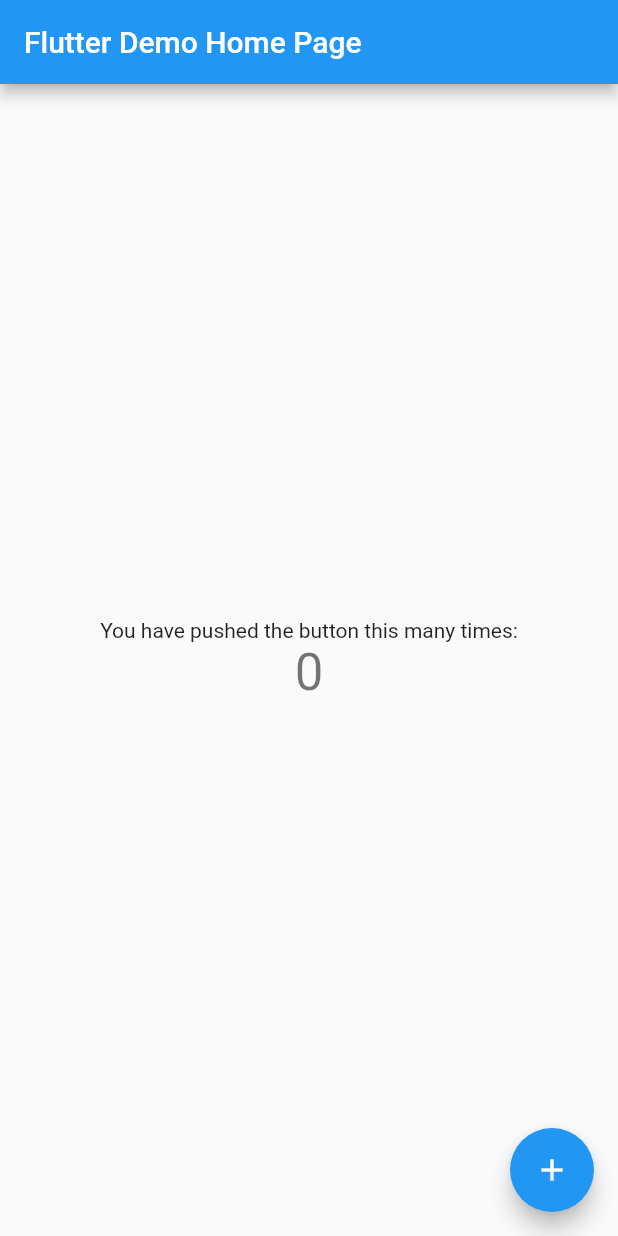
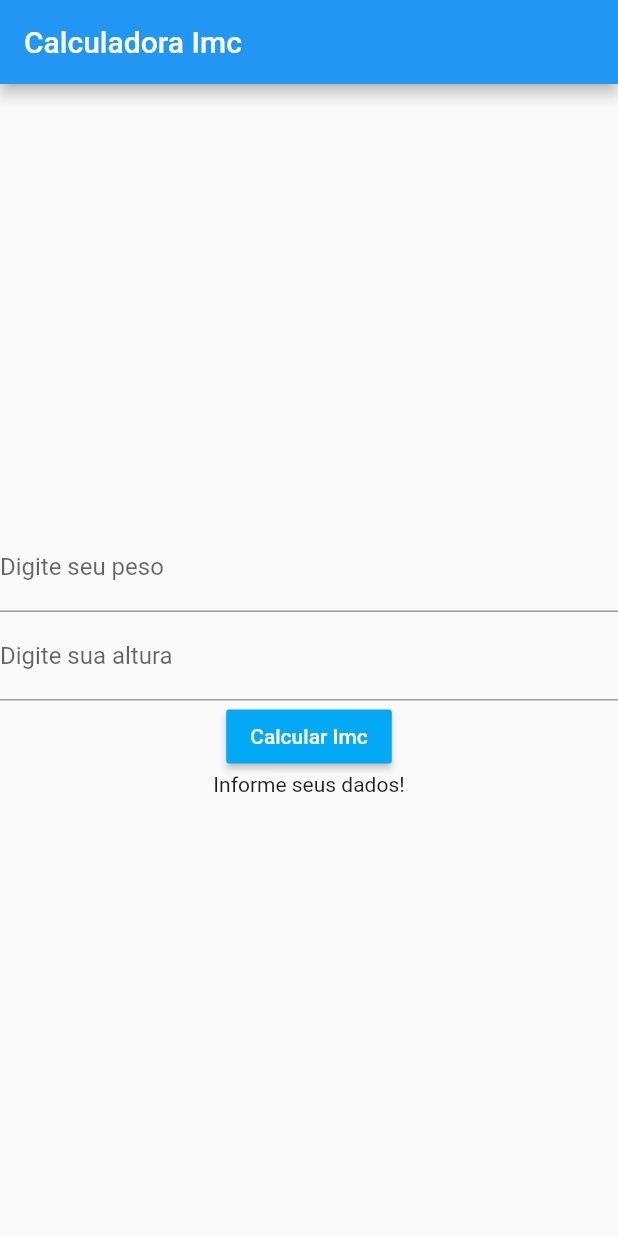
Before and after one commit to evsantos96/FlutterCalculadoraImc, a Flutter app: the screen it shows after launch, on a phone screen of 412 x 824 dp. Run offline on Flutter 3.47's test engine with Material 2 defaults, Android fonts, the phone set to English and light mode, and no system bars.

Commit message:
#Update main.dart

```diff
--- a/flutter_imc/lib/main.dart
+++ b/flutter_imc/lib/main.dart
@@ -1,111 +1,95 @@
 import 'package:flutter/material.dart';
 
-void main() => runApp(MyApp());
+void main() => runApp(Home());
 
-class MyApp extends StatelessWidget {
-  // This widget is the root of your application.
+
+class Home extends StatefulWidget {
+  @override
+  _HomeState createState() => _HomeState();
+}
+
+class _HomeState extends State<Home> {
+  TextEditingController pesoController = TextEditingController();
+  TextEditingController alturaController = TextEditingController();
+  String _descr = 'Informe seus dados!';
+void _calcular() {
+    setState(() {
+      double peso = double.parse(pesoController.text.replaceAll(',', '.'));
+      double altura = double.parse(
+              alturaController.text.replaceAll('.', '').replaceAll(',', '')) /
+          100;
+      double imc = peso / (altura * altura);
+
+      if (imc < 16.0) {
+        _descr = "Magreza Grave IMC: (${imc.toStringAsPrecision(3)})";
+      } else if (imc >= 16.0 && imc < 17.0) {
+        _descr = "Magreza Moderada IMC: (${imc.toStringAsPrecision(3)})";
+      } else if (imc >= 17.0 && imc < 18.5) {
+        _descr = "Magreza Leve IMC: (${imc.toStringAsPrecision(3)})";
+      } else if (imc >= 18.5 && imc < 25.0) {
+        _descr = "Saudável IMC: (${imc.toStringAsPrecision(3)})";
+      } else if (imc >= 25.0 && imc < 30.0) {
+        _descr = "Sobrepeso IMC: (${imc.toStringAsPrecision(3)})";
+      } else if (imc >= 30.0 && imc < 35.0) {
+        _descr = "Obesidade IMC: (${imc.toStringAsPrecision(3)})";
+      } else if (imc >= 35.0 && imc < 40.0) {
+        _descr = "Obesidade Severa IMC: (${imc.toStringAsPrecision(3)})";
+      } else if (imc >= 40.0) {
+        _descr = "Obesidade Mórbida IMC: (${imc.toStringAsPrecision(3)})";
+      }
+    });
+  }
   @override
   Widget build(BuildContext context) {
     return MaterialApp(
-      title: 'Flutter Demo',
-      theme: ThemeData(
-        // This is the theme of your application.
-        //
-        // Try running your application with "flutter run". You'll see the
-        // application has a blue toolbar. Then, without quitting the app, try
-        // changing the primarySwatch below to Colors.green and then invoke
-        // "hot reload" (press "r" in the console where you ran "flutter run",
-        // or simply save your changes to "hot reload" in a Flutter IDE).
-        // Notice that the counter didn't reset back to zero; the application
-        // is not restarted.
-        primarySwatch: Colors.blue,
+      title: 'Calculadora Imc',
+      home: Scaffold(
+        appBar: AppBar(
+          title: Text('Calculadora Imc'),
+        ),
+        body: Center(
+          child: Column(
+            mainAxisAlignment: MainAxisAlignment.center,
+            children: <Widget>[
+              TextFormField(
+                controller: pesoController,
+                keyboardType: TextInputType.number,
+                  decoration: const InputDecoration(
+                    hintText: 'kg',
+                    labelText: 'Digite seu peso',
+
+                ),
+              ),
+              TextFormField(
+                controller: alturaController,
+                keyboardType: TextInputType.numberWithOptions(decimal: false),
+                decoration: const InputDecoration(
+                  hintText: 'ex : m',
+                  labelText: 'Digite sua altura',
+                ),
+              ),
+              Column(
+                mainAxisAlignment:MainAxisAlignment.center,
+
+                children: <Widget>[
+                  RaisedButton(
+                   onPressed: (){
+                     _calcular();
+                   },
+                   color: Colors.lightBlue,
+                   textColor: Colors.white,
+                   child: Text("Calcular Imc"),
+                  ),
+                  Text(
+                    _descr,
+                    textAlign: TextAlign.center,
+                  )
+                ],
+              )
+            ],
+          ),
+        ),
       ),
-      home: MyHomePage(title: 'Flutter Demo Home Page'),
     );
   }
 }
-
-class MyHomePage extends StatefulWidget {
-  MyHomePage({Key key, this.title}) : super(key: key);
-
-  // This widget is the home page of your application. It is stateful, meaning
-  // that it has a State object (defined below) that contains fields that affect
-  // how it looks.
-
-  // This class is the configuration for the state. It holds the values (in this
-  // case the title) provided by the parent (in this case the App widget) and
-  // used by the build method of the State. Fields in a Widget subclass are
-  // always marked "final".
-
-  final String title;
-
-  @override
-  _MyHomePageState createState() => _MyHomePageState();
-}
-
-class _MyHomePageState extends State<MyHomePage> {
-  int _counter = 0;
-
-  void _incrementCounter() {
-    setState(() {
-      // This call to setState tells the Flutter framework that something has
-      // changed in this State, which causes it to rerun the build method below
-      // so that the display can reflect the updated values. If we changed
-      // _counter without calling setState(), then the build method would not be
-      // called again, and so nothing would appear to happen.
-      _counter++;
-    });
-  }
-
-  @override
-  Widget build(BuildContext context) {
-    // This method is rerun every time setState is called, for instance as done
-    // by the _incrementCounter method above.
-    //
-    // The Flutter framework has been optimized to make rerunning build methods
-    // fast, so that you can just rebuild anything that needs updating rather
-    // than having to individually change instances of widgets.
-    return Scaffold(
-      appBar: AppBar(
-        // Here we take the value from the MyHomePage object that was created by
-        // the App.build method, and use it to set our appbar title.
-        title: Text(widget.title),
-      ),
-      body: Center(
-        // Center is a layout widget. It takes a single child and positions it
-        // in the middle of the parent.
-        child: Column(
-          // Column is also layout widget. It takes a list of children and
-          // arranges them vertically. By default, it sizes itself to fit its
-          // children horizontally, and tries to be as tall as its parent.
-          //
-          // Invoke "debug painting" (press "p" in the console, choose the
-          // "Toggle Debug Paint" action from the Flutter Inspector in Android
-          // Studio, or the "Toggle Debug Paint" command in Visual Studio Code)
-          // to see the wireframe for each widget.
-          //
-          // Column has various properties to control how it sizes itself and
-          // how it positions its children. Here we use mainAxisAlignment to
-          // center the children vertically; the main axis here is the vertical
-          // axis because Columns are vertical (the cross axis would be
-          // horizontal).
-          mainAxisAlignment: MainAxisAlignment.center,
-          children: <Widget>[
-            Text(
-              'You have pushed the button this many times:',
-            ),
-            Text(
-              '$_counter',
-              style: Theme.of(context).textTheme.display1,
-            ),
-          ],
-        ),
-      ),
-      floatingActionButton: FloatingActionButton(
-        onPressed: _incrementCounter,
-        tooltip: 'Increment',
-        child: Icon(Icons.add),
-      ), // This trailing comma makes auto-formatting nicer for build methods.
-    );
-  }
-}
```
Also changed, not shown: 1 other file.
